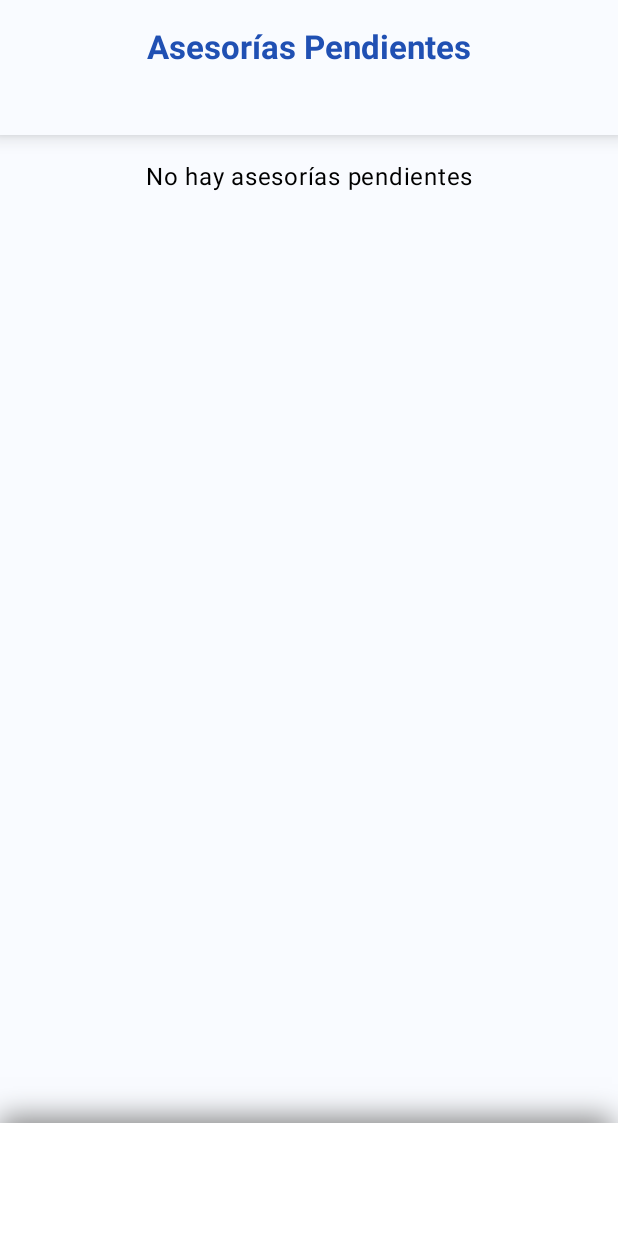
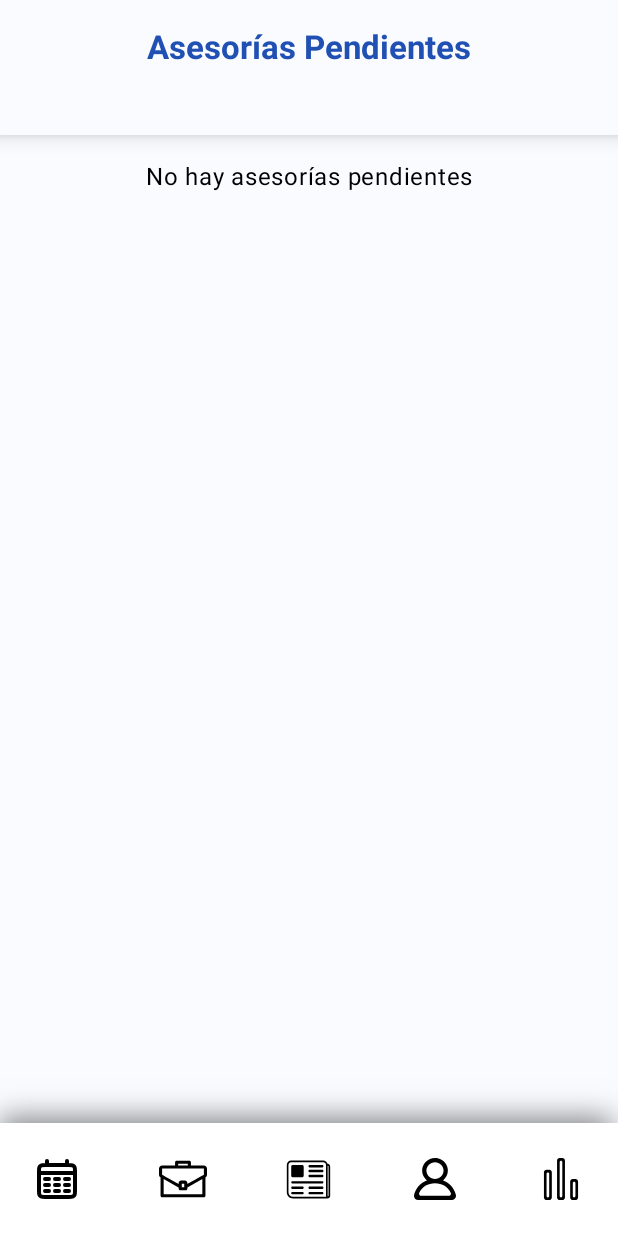
Before and after one commit to A01285442/Repositorio-Integracion-Seguridad-403, an Android app built with Jetpack Compose: the AsesoriaScreen screen opened through its navigation route, on a phone screen of 412 x 824 dp. Run offline under Robolectric (Android 15) with nearby library versions, the phone set to English and light mode, and no system bars; libraries missing offline, so code that uses them is left out: io.github.jan.supabase; 7 statements that could not run were skipped.

Commit message:
Bottom Bar arreglado

```diff
--- a/LegalMatch/app/src/main/java/com/example/legalmatch/ui/components/BottomBar.kt
+++ b/LegalMatch/app/src/main/java/com/example/legalmatch/ui/components/BottomBar.kt
@@ -53,7 +53,34 @@ fun CustomBottomBar(
             modifier = Modifier.height(75.dp)
         ) {
 
-
+            items.forEachIndexed {index, item ->
+                NavigationBarItem(
+                    icon = { Image(
+                        painter = painterResource(id = item),
+                        contentDescription = "",
+                        modifier = Modifier.size(sizes[index])
+                    ) },
+                    //label = {Text("item")},
+                    //selected = selectedItem == index,
+                    selected = false,
+                    onClick = {
+                        //selectedItem = index
+                        when (index) {
+                            0 -> navController.navigate(Routes.Asesorias.route)
+                            1 -> navController.navigate(Routes.Casos.route)
+                            2 -> navController.navigate(Routes.Noticias.route)
+                            3 -> navController.navigate(Routes.Perfil.route)
+                            4 -> navController.navigate(Routes.Stats.route)
+                        }
+                    },
+                    colors = NavigationBarItemDefaults.colors(
+                        selectedIconColor = Color.White,  // Color del ícono cuando está seleccionado
+                        unselectedIconColor = Color.Gray, // Color del ícono cuando NO está seleccionado
+                        selectedTextColor = Color.White,  // Color del texto cuando está seleccionado
+                        unselectedTextColor = Color.Gray  // Color del texto cuando NO está seleccionado
+                    )
+                )
+            }
 
 
         }
--- a/LegalMatch/app/src/main/java/com/example/legalmatch/ui/screens/asesoriasScreen.kt
+++ b/LegalMatch/app/src/main/java/com/example/legalmatch/ui/screens/asesoriasScreen.kt
@@ -33,7 +33,11 @@ private const val TAG = "MainActivity"
 @RequiresApi(Build.VERSION_CODES.O)
 @SuppressLint("SimpleDateFormat")
 @Composable
-fun AsesoriaScreen(navController: NavController, asesoriaViewModel: AsesoriaViewModel, loginViewModel: LoginViewModel) {
+fun AsesoriaScreen(
+    navController: NavController,
+    asesoriaViewModel: AsesoriaViewModel,
+    loginViewModel: LoginViewModel
+) {
 
     val state = asesoriaViewModel.state
     if (state.isLoading) {
```
